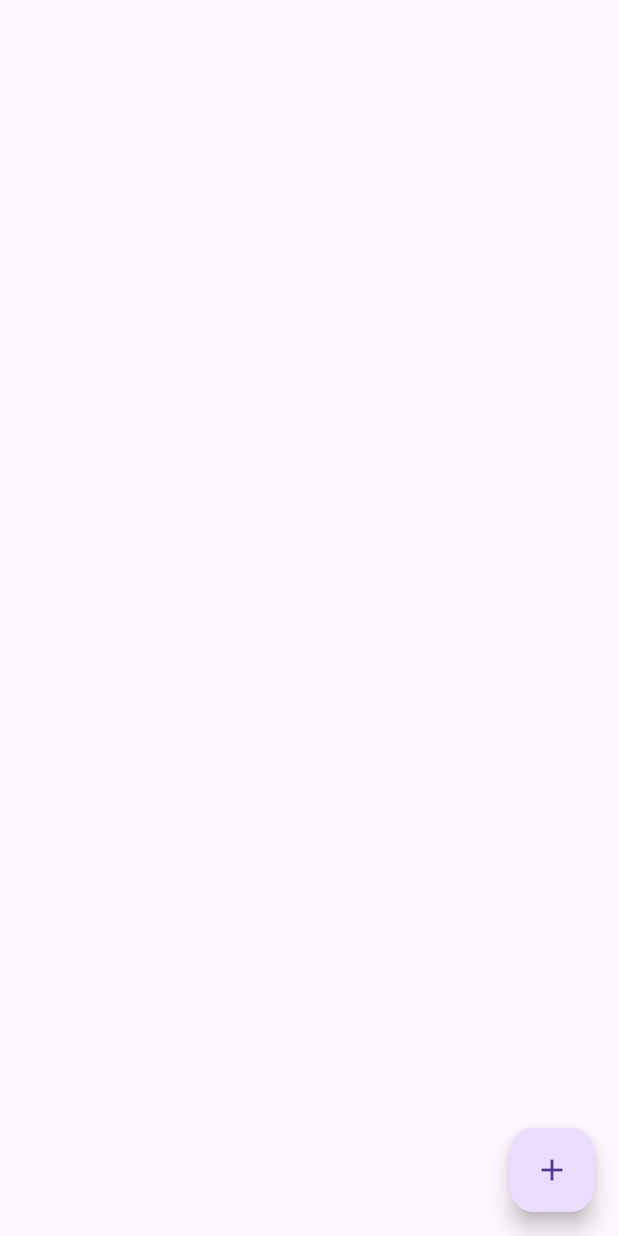
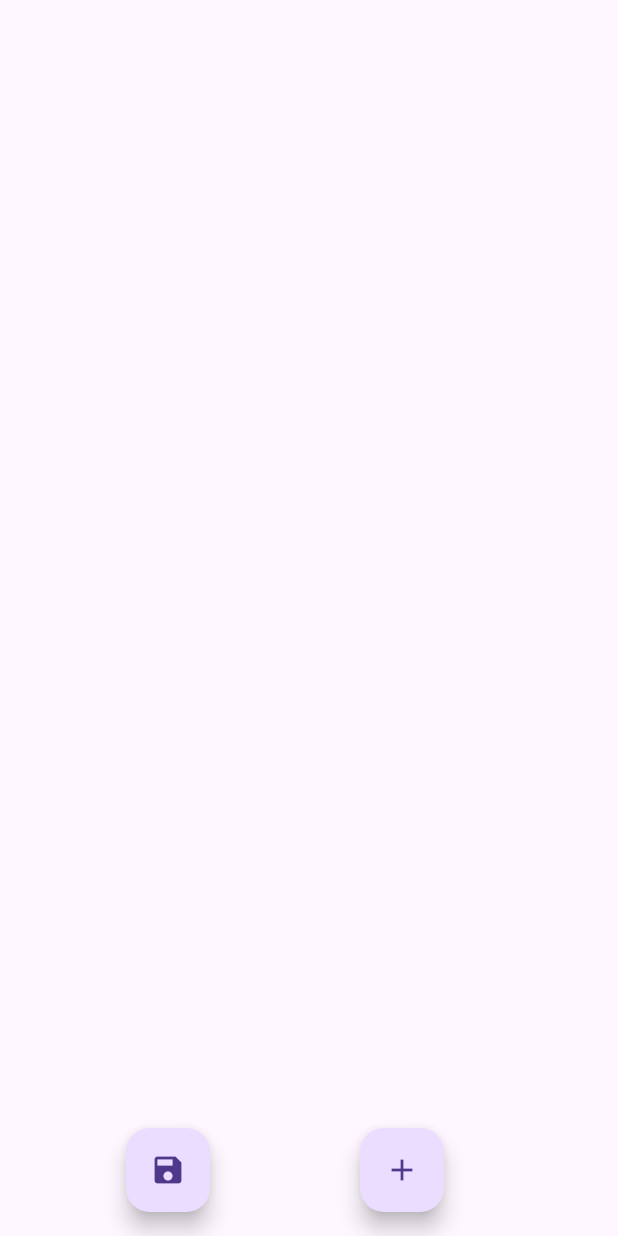
Before and after one commit to Arthurlima544/real_size_measure, a Flutter app: the screen it shows after launch, on a phone screen of 412 x 824 dp. Run offline on Flutter 3.47's test engine with Material 3 defaults, Android fonts, the phone set to English and light mode, and no system bars; our stand-ins replace bloc, equatable, flutter_bloc.

Commit message:
add full info for user

```diff
--- a/example/lib/main.dart
+++ b/example/lib/main.dart
@@ -11,7 +11,7 @@ void main(List<String> args) {
 
 class MainApp extends StatelessWidget {
   final Measure measureWidget = Measure(
-    limitOfPointsCreated: 2,
+    limitOfPointsCreated: 8,
   );
 
   MainApp({super.key});
@@ -22,7 +22,18 @@ class MainApp extends StatelessWidget {
       debugShowCheckedModeBanner: false,
       home: Scaffold(
         body: measureWidget,
-          floatingActionButton: FloatingActionButton(
+        floatingActionButton: Row(
+          mainAxisAlignment: MainAxisAlignment.spaceEvenly,
+          children: [
+            FloatingActionButton(
+              onPressed: () {
+                measureWidget.savePoints(Offset(
+                    MediaQuery.of(context).size.width / 2,
+                    MediaQuery.of(context).size.height / 2));
+              },
+              child: const Icon(Icons.save),
+            ),
+            FloatingActionButton(
               onPressed: () {
                 measureWidget.addNewPoint(
                   CustomPoint(
@@ -36,7 +47,10 @@ class MainApp extends StatelessWidget {
                 );
               },
               child: const Icon(Icons.add),
-          )),
+            ),
+          ],
+        ),
+      ),
     );
   }
 }
--- a/lib/bloc/real_size_measure_bloc.dart
+++ b/lib/bloc/real_size_measure_bloc.dart
@@ -1,8 +1,12 @@
+import 'dart:math';
+
 import 'package:bloc/bloc.dart';
 import 'package:equatable/equatable.dart';
 import 'package:flutter/material.dart';
 import 'package:real_size_measure/helper/custom_position.dart';
 import 'package:real_size_measure/helper/point.dart';
+import 'package:real_size_measure/helper/point_session.dart';
+import 'package:real_size_measure/points_and_straight.dart';
 
 part 'real_size_measure_event.dart';
 part 'real_size_measure_state.dart';
@@ -58,5 +62,47 @@ class RealSizeMeasureBloc
         );
       },
     );
+    on<SavePointSession>((event, emit) {
+      final points = state.points;
+      final pointsPosition = points.map((e) => e.position).toList();
+      List<double> listDistancesInPixels = [];
+      List<double> listDistancesInMilimeters = [];
+      List<Color> coupleColors = [];
+
+      for (int i = 0; i < pointsPosition.length; i += 2) {
+        final distance = distanceBetweenPoints(
+            pointsPosition[i].offset!, pointsPosition[i + 1].offset!);
+        listDistancesInPixels.add(distance);
+        listDistancesInMilimeters.add(convertToMilimeters(
+            distance, event.deviceMediumPoint.dy, event.deviceMediumPoint.dx));
+        coupleColors.add(colors[i]);
+      }
+      emit(
+        state.copyWith(
+          session: [
+            ...state.session,
+            PointSession(
+              id: state.session.isEmpty ? 1 : state.session.last.id + 1,
+              points: state.points,
+              distancesInMilimeters: listDistancesInMilimeters,
+              distancesInPixels: listDistancesInPixels,
+              coupleColors: coupleColors,
+            ),
+          ],
+        ),
+      );
+      print(state.session);
+    });
   }
 }
+
+final colors = <Color>[
+  Colors.red,
+  Colors.orange,
+  Colors.purple,
+  Colors.yellow,
+  Colors.green,
+  Colors.pink,
+  Colors.blue,
+  Colors.teal,
+];
--- a/lib/bloc/real_size_measure_event.dart
+++ b/lib/bloc/real_size_measure_event.dart
@@ -23,3 +23,8 @@ class ChangePointPosition extends RealSizeMeasureEvent {
   @override
   List<Object> get props => [id ?? 0, position];
 }
+
+class SavePointSession extends RealSizeMeasureEvent {
+  final Offset deviceMediumPoint;
+  const SavePointSession(this.deviceMediumPoint);
+}
--- a/lib/bloc/real_size_measure_state.dart
+++ b/lib/bloc/real_size_measure_state.dart
@@ -2,18 +2,23 @@ part of 'real_size_measure_bloc.dart';
 
 class RealSizeMeasureState extends Equatable {
   final List<CustomPoint> points;
+  final List<PointSession> session;
+
   const RealSizeMeasureState({
     this.points = const [],
+    this.session = const [],
   });
 
   RealSizeMeasureState copyWith({
     List<CustomPoint>? points,
+    List<PointSession>? session,
   }) {
     return RealSizeMeasureState(
       points: points ?? this.points,
+      session: session ?? this.session,
     );
   }
 
   @override
-  List<Object> get props => [points];
+  List<Object> get props => [points, session];
 }
--- /dev/null
+++ b/lib/helper/point_session.dart
@@ -0,0 +1,28 @@
+import 'package:equatable/equatable.dart';
+import 'package:flutter/material.dart';
+import 'package:real_size_measure/helper/point.dart';
+
+class PointSession extends Equatable {
+  final int id;
+  final List<CustomPoint> points;
+  final List<double> distancesInPixels;
+  final List<double> distancesInMilimeters;
+  final List<Color> coupleColors;
+
+  const PointSession({
+    required this.id,
+    required this.points,
+    required this.distancesInPixels,
+    required this.distancesInMilimeters,
+    required this.coupleColors,
+  });
+
+  @override
+  List<Object?> get props =>
+      [id, points, distancesInPixels, distancesInMilimeters];
+
+  @override
+  String toString() {
+    return 'PointSession(id: $id, points: $points, distancesInPixels: $distancesInPixels, distancesInMilimeters: $distancesInMilimeters, coupleColors: $coupleColors)';
+  }
+}
--- a/lib/measure.dart
+++ b/lib/measure.dart
@@ -16,6 +16,10 @@ class Measure extends StatelessWidget {
     bloc.add(AddNewPoint(point: CustomPoint(position: point.position)));
   }
 
+  savePoints(Offset deviceMediumPoint) {
+    bloc.add(SavePointSession(deviceMediumPoint));
+  }
+
   @override
   Widget build(BuildContext context) {
     return BlocProvider(
--- a/lib/points_and_straight.dart
+++ b/lib/points_and_straight.dart
@@ -67,6 +67,7 @@ class PointsAndStraight extends StatelessWidget {
       ],
     );
   }
+}
 
 double calculateAngle(Offset point1, Offset point2) {
   /* print("Angle: ${atan2(point2.dy - point1.dy, point2.dx - point1.dx)}"); */
@@ -83,4 +84,3 @@ class PointsAndStraight extends StatelessWidget {
   /* print("distancia $distance altura $deviceHeight largura $deviceWidth"); */
   return distance * 45 / deviceHeight;
 }
-}
```
Lines whose indentation alone changed are shown as unchanged.
